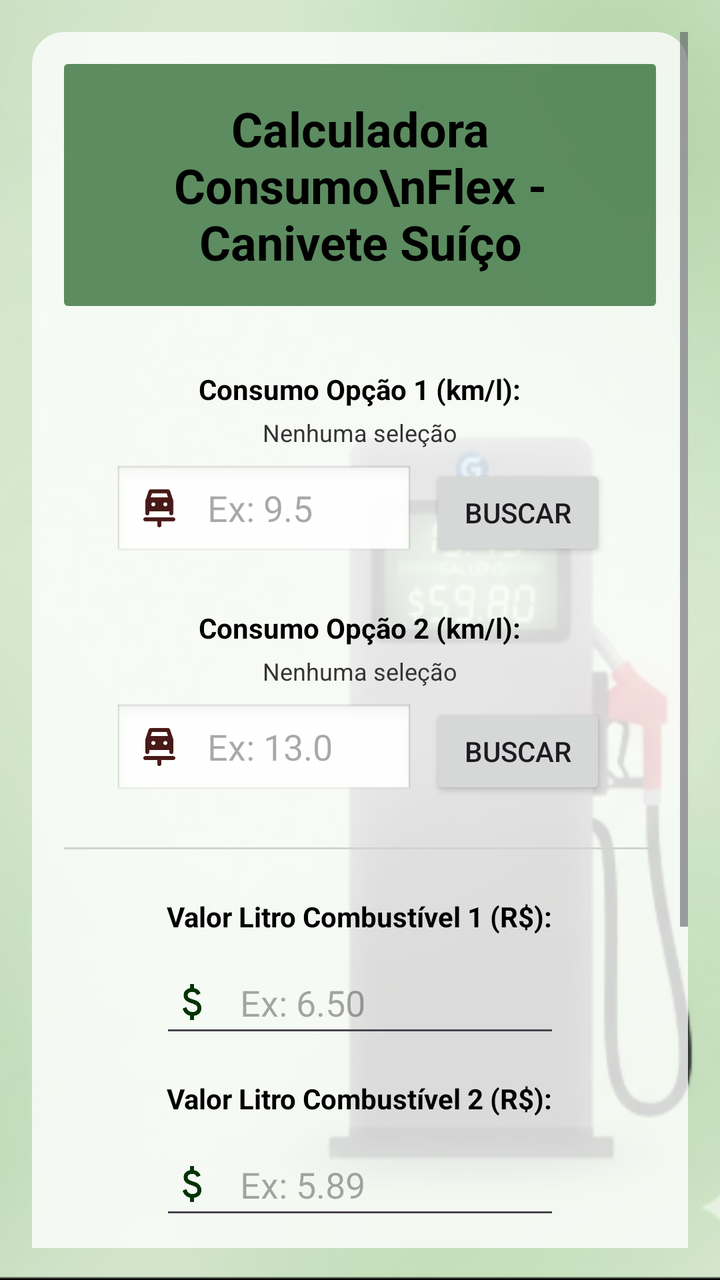
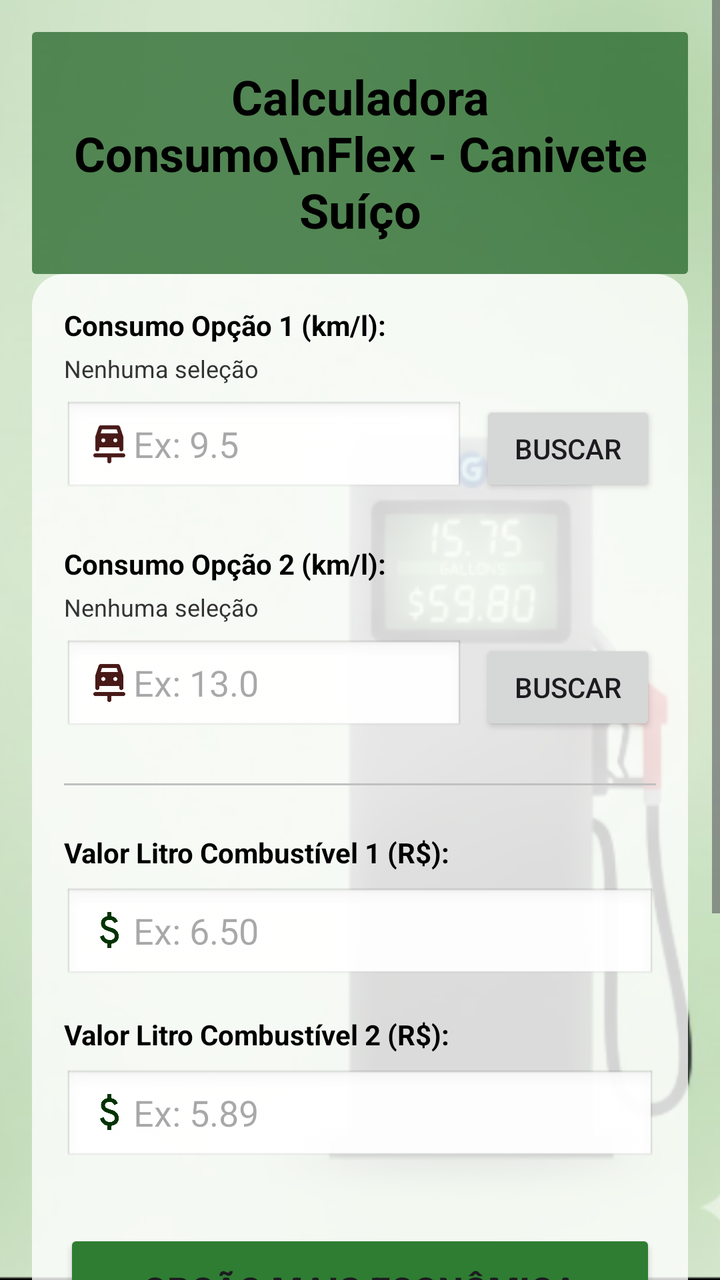

The first picture is an Android layout as it rendered before a commit; the second is the same layout after the commit. The layout source and the unified diff follow.
<!-- AndroidManifest.xml: application theme Theme.AppPostoGasolina -->
<!-- res/layout/activity_main.xml -->
<?xml version="1.0" encoding="utf-8"?>
<ScrollView xmlns:android="http://schemas.android.com/apk/res/android"
    xmlns:tools="http://schemas.android.com/tools"
    xmlns:app="http://schemas.android.com/apk/res-auto"
    android:layout_width="match_parent"
    android:layout_height="match_parent"
    android:fillViewport="true"
    android:background="@drawable/fundo"
    android:padding="16dp"
    tools:ignore="HardcodedText,Autofill,LabelFor,VisualLintButtonSize,VisualLintTextFieldSize">

    <LinearLayout
        android:layout_width="match_parent"
        android:layout_height="wrap_content"
        android:orientation="vertical"
        android:gravity="center_horizontal"
        android:background="@drawable/bg_card_translucido"
        android:padding="16dp">

        <TextView
            android:layout_width="match_parent"
            android:layout_height="wrap_content"
            android:text="Calculadora Consumo\nFlex - Canivete Suíço"
            android:textSize="24sp"
            android:textStyle="bold"
            android:gravity="center"
            android:background="@drawable/bg_black_translucido"
            android:textColor="@color/title_text_color_dark"
            android:padding="16dp"
            android:layout_marginBottom="32dp"/>

        
        <TextView
            android:layout_width="wrap_content"
            android:layout_height="wrap_content"
            android:text="Consumo Opção 1 (km/l):"
            android:textStyle="bold"
            android:textColor="@android:color/black"
            android:layout_marginBottom="4dp"/>

        <TextView
            android:id="@+id/txtResumo1"
            android:layout_width="wrap_content"
            android:layout_height="wrap_content"
            android:text="Nenhuma seleção"
            android:textSize="12sp"
            android:textColor="#333333"
            android:layout_marginBottom="8dp"/>

        <LinearLayout
            android:layout_width="wrap_content"
            android:layout_height="wrap_content"
            android:orientation="horizontal"
            android:gravity="center_vertical"
            android:layout_marginBottom="24dp">

            <EditText
                android:id="@+id/edtConsumo1"
                android:layout_width="150dp"
                android:layout_height="wrap_content"
                android:hint="Ex: 9.5"
                android:inputType="numberDecimal"
                android:drawableStart="@drawable/ic_gas"
                android:drawablePadding="12dp"
                android:background="@android:drawable/edit_text"
                android:minHeight="48dp"
                android:layout_marginEnd="8dp"/>

            <Button
                android:id="@+id/btnBuscar1"
                android:layout_width="wrap_content"
                android:layout_height="wrap_content"
                android:text="Buscar"
                android:minHeight="48dp"
                android:contentDescription="Buscar Combustível 1"/>
        </LinearLayout>

        
        <TextView
            android:layout_width="wrap_content"
            android:layout_height="wrap_content"
            android:text="Consumo Opção 2 (km/l):"
            android:textStyle="bold"
            android:textColor="@android:color/black"
            android:layout_marginBottom="4dp"/>

        <TextView
            android:id="@+id/txtResumo2"
            android:layout_width="wrap_content"
            android:layout_height="wrap_content"
            android:text="Nenhuma seleção"
            android:textSize="12sp"
            android:textColor="#333333"
            android:layout_marginBottom="8dp"/>

        <LinearLayout
            android:layout_width="wrap_content"
            android:layout_height="wrap_content"
            android:orientation="horizontal"
            android:gravity="center_vertical"
            android:layout_marginBottom="24dp">

            <EditText
                android:id="@+id/edtConsumo2"
                android:layout_width="150dp"
                android:layout_height="wrap_content"
                android:hint="Ex: 13.0"
                android:inputType="numberDecimal"
                android:drawableStart="@drawable/ic_gas"
                android:drawablePadding="12dp"
                android:background="@android:drawable/edit_text"
                android:minHeight="48dp"
                android:layout_marginEnd="8dp"/>

            <Button
                android:id="@+id/btnBuscar2"
                android:layout_width="wrap_content"
                android:layout_height="wrap_content"
                android:text="Buscar"
                android:minHeight="48dp"
                android:contentDescription="Buscar Combustível 2"/>
        </LinearLayout>

        <View
            android:layout_width="match_parent"
            android:layout_height="1dp"
            android:background="#D3D3D3"
            android:layout_marginBottom="24dp"/>

        
        <TextView
            android:layout_width="wrap_content"
            android:layout_height="wrap_content"
            android:text="Valor Litro Combustível 1 (R$):"
            android:textStyle="bold"
            android:textColor="@android:color/black"
            android:layout_marginBottom="8dp"/>

        <EditText
            android:id="@+id/edtPreco1"
            android:layout_width="200dp"
            android:layout_height="wrap_content"
            android:hint="Ex: 6.50"
            android:inputType="numberDecimal"
            android:drawableStart="@drawable/ic_money"
            android:drawablePadding="12dp"
            android:layout_marginBottom="16dp"
            android:minHeight="48dp"/>

        <TextView
            android:layout_width="wrap_content"
            android:layout_height="wrap_content"
            android:text="Valor Litro Combustível 2 (R$):"
            android:textStyle="bold"
            android:textColor="@android:color/black"
            android:layout_marginBottom="8dp"/>

        <EditText
            android:id="@+id/edtPreco2"
            android:layout_width="200dp"
            android:layout_height="wrap_content"
            android:hint="Ex: 5.89"
            android:inputType="numberDecimal"
            android:drawableStart="@drawable/ic_money"
            android:drawablePadding="12dp"
            android:minHeight="48dp"/>

        
        <Button
            android:id="@+id/btnCalcular"
            android:layout_width="match_parent"
            android:layout_height="60dp"
            android:text="Opção mais Econômica"
            android:textSize="18sp"
            android:textStyle="bold"
            android:elevation="4dp"
            android:backgroundTint="@color/primary_green"
            android:layout_marginTop="32dp"/>

        <androidx.cardview.widget.CardView
            android:layout_width="match_parent"
            android:layout_height="wrap_content"
            android:layout_marginTop="24dp"
            app:cardCornerRadius="12dp"
            app:cardElevation="6dp"
            app:cardBackgroundColor="#FFFFFF"
            app:contentPadding="16dp">

            <TextView
                android:id="@+id/txtResultado"
                android:layout_width="match_parent"
                android:layout_height="wrap_content"
                android:textSize="20sp"
                android:textStyle="bold"
                android:gravity="center"
                android:text="Resultado aparecerá aqui"
                android:textColor="#333333"/>
        </androidx.cardview.widget.CardView>

        <Button
            android:id="@+id/btnLimpar"
            android:layout_width="match_parent"
            android:layout_height="wrap_content"
            android:layout_marginTop="16dp"
            android:text="Limpar / Novo Cálculo"
            android:backgroundTint="@color/primary_green"
            android:elevation="0dp"/>

    </LinearLayout>
</ScrollView>
<!-- resources referenced by this layout -->
<resources>
  <color name="primary_green">#2E7D32</color>
  <color name="title_text_color_dark">#000000</color>
  <!-- drawable bg_black_translucido (drawable) -->
  <shape xmlns:android="http://schemas.android.com/apk/res/android">
      <solid android:color="@color/primary_green_translucid"/>
      <corners android:radius="2dp"/>
      <padding
          android:left="8dp"
          android:top="8dp"
          android:right="8dp"
          android:bottom="8dp"/>
  </shape>
  <!-- drawable bg_card_translucido (drawable) -->
  <shape xmlns:android="http://schemas.android.com/apk/res/android">
      <solid android:color="#CCFFFFFF"/>
      <corners android:radius="16dp"/>
      <padding
          android:left="16dp"
          android:top="16dp"
          android:right="16dp"
          android:bottom="16dp"/>
  </shape>
  <!-- drawable fundo: png bitmap (drawable, 97595 bytes) -->
  <!-- drawable ic_gas (drawable) -->
  <vector xmlns:android="http://schemas.android.com/apk/res/android" android:height="24dp" android:tint="#481917" android:viewportHeight="24" android:viewportWidth="24" android:width="24dp">
        
      <path android:fillColor="@android:color/white" android:pathData="M7,15v-1h10v1c0,0.55 0.45,1 1,1h0c0.55,0 1,-0.45 1,-1V8.69c0,0 -1.34,-4.03 -1.56,-4.69c-0.05,-0.16 -0.12,-0.29 -0.19,-0.4c-0.02,-0.02 -0.03,-0.04 -0.05,-0.07C16.82,3.01 16.28,3 16.28,3H7.72c0,0 -0.54,0.01 -0.92,0.54C6.78,3.56 6.77,3.58 6.75,3.6C6.68,3.71 6.61,3.84 6.56,4C6.34,4.66 5,8.69 5,8.69V15c0,0.55 0.45,1 1,1h0C6.55,16 7,15.55 7,15zM9,11.5c-0.55,0 -1,-0.45 -1,-1s0.45,-1 1,-1s1,0.45 1,1S9.55,11.5 9,11.5zM15,11.5c-0.55,0 -1,-0.45 -1,-1s0.45,-1 1,-1s1,0.45 1,1S15.55,11.5 15,11.5zM8.33,5h7.34l0.23,0.69L16.33,7H7.67L8.33,5z"/>
        
      <path android:fillColor="@android:color/white" android:pathData="M4,18.01L4,18.01C4,18.55 4.45,19 4.99,19H11v2.01c0,0.55 0.45,0.99 0.99,0.99h0.01c0.55,0 0.99,-0.45 0.99,-0.99V19h6.01c0.55,0 0.99,-0.45 0.99,-0.99v0c0,-0.55 -0.45,-0.99 -0.99,-0.99H4.99C4.45,17.01 4,17.46 4,18.01z"/>
      
  </vector>
  <!-- drawable ic_money (drawable) -->
  <vector xmlns:android="http://schemas.android.com/apk/res/android" android:height="24dp" android:tint="#023302" android:viewportHeight="960" android:viewportWidth="960" android:width="24dp">
        
      <path android:fillColor="@android:color/white" android:pathData="M441,840L441,754Q388,742 349.5,708Q311,674 293,612L367,582Q382,630 411.5,655Q441,680 489,680Q530,680 558.5,661.5Q587,643 587,604Q587,569 565,548.5Q543,528 463,502Q377,475 345,437.5Q313,400 313,346Q313,281 355,245Q397,209 441,204L441,120L521,120L521,204Q571,212 603.5,240.5Q636,269 651,310L577,342Q565,310 543,294Q521,278 483,278Q439,278 416,297.5Q393,317 393,346Q393,379 423,398Q453,417 527,438Q596,458 631.5,501.5Q667,545 667,602Q667,673 625,710Q583,747 521,756L521,840L441,840Z"/>
      
  </vector>
  <style name="Theme.AppPostoGasolina" parent="Base.Theme.AppPostoGasolina" />
  <color name="primary_green_translucid">#B21B5E20</color>
  <style name="Base.Theme.AppPostoGasolina" parent="Theme.Material3.DayNight.NoActionBar">
          <item name="colorPrimary">@color/primary_green</item>
          <item name="colorPrimaryVariant">@color/primary_green_dark</item>
          <item name="colorOnPrimary">@color/white</item>
  
          <item name="colorSecondary">@color/secondary_orange</item>
          <item name="colorOnSecondary">@color/white</item>
  
          <item name="android:colorBackground">@color/background_light</item>
      </style>
  <color name="primary_green_dark">#1B5E20</color>
  <color name="white">#FFFFFFFF</color>
  <color name="secondary_orange">#763E04</color>
  <color name="background_light">#F5F5F5</color>
</resources>

<!-- the commit's change to res/layout/activity_main.xml (unified diff, before → after) -->
@@ -1,210 +1,231 @@
 <?xml version="1.0" encoding="utf-8"?>
 <ScrollView xmlns:android="http://schemas.android.com/apk/res/android"
+    xmlns:app="http://schemas.android.com/apk/res-auto"
     xmlns:tools="http://schemas.android.com/tools"
-    xmlns:app="http://schemas.android.com/apk/res-auto"
     android:layout_width="match_parent"
     android:layout_height="match_parent"
     android:fillViewport="true"
     android:background="@drawable/fundo"
-    android:padding="16dp"
-    tools:ignore="HardcodedText,Autofill,LabelFor,VisualLintButtonSize,VisualLintTextFieldSize">
-
-    <LinearLayout
+    tools:ignore="HardcodedText">
+
+    <androidx.constraintlayout.widget.ConstraintLayout
         android:layout_width="match_parent"
         android:layout_height="wrap_content"
-        android:orientation="vertical"
-        android:gravity="center_horizontal"
-        android:background="@drawable/bg_card_translucido"
         android:padding="16dp">
 
+        
         <TextView
-            android:layout_width="match_parent"
+            android:id="@+id/txtTitulo"
+            android:layout_width="0dp"
             android:layout_height="wrap_content"
             android:text="Calculadora Consumo\nFlex - Canivete Suíço"
+            android:gravity="center"
             android:textSize="24sp"
             android:textStyle="bold"
-            android:gravity="center"
+            android:textColor="@color/title_text_color_dark"
             android:background="@drawable/bg_black_translucido"
-            android:textColor="@color/title_text_color_dark"
             android:padding="16dp"
-            android:layout_marginBottom="32dp"/>
+            app:layout_constraintTop_toTopOf="parent"
+            app:layout_constraintStart_toStartOf="parent"
+            app:layout_constraintEnd_toEndOf="parent"
+            android:layout_marginBottom="24dp"/>
 
         
-        <TextView
-            android:layout_width="wrap_content"
+        <LinearLayout
+            android:id="@+id/containerMain"
+            android:orientation="vertical"
+            android:background="@drawable/bg_card_translucido"
+            android:padding="16dp"
+            android:layout_width="0dp"
             android:layout_height="wrap_content"
-            android:text="Consumo Opção 1 (km/l):"
-            android:textStyle="bold"
-            android:textColor="@android:color/black"
-            android:layout_marginBottom="4dp"/>
-
-        <TextView
-            android:id="@+id/txtResumo1"
-            android:layout_width="wrap_content"
-            android:layout_height="wrap_content"
-            android:text="Nenhuma seleção"
-            android:textSize="12sp"
-            android:textColor="#333333"
-            android:layout_marginBottom="8dp"/>
-
-        <LinearLayout
-            android:layout_width="wrap_content"
-            android:layout_height="wrap_content"
-            android:orientation="horizontal"
-            android:gravity="center_vertical"
-            android:layout_marginBottom="24dp">
+            app:layout_constraintTop_toBottomOf="@+id/txtTitulo"
+            app:layout_constraintStart_toStartOf="parent"
+            app:layout_constraintEnd_toEndOf="parent">
+
+            
+            <TextView
+                android:layout_width="wrap_content"
+                android:layout_height="wrap_content"
+                android:text="Consumo Opção 1 (km/l):"
+                android:textStyle="bold"
+                android:textColor="@android:color/black"
+                android:layout_marginBottom="4dp"/>
+
+            <TextView
+                android:id="@+id/txtResumo1"
+                android:layout_width="wrap_content"
+                android:layout_height="wrap_content"
+                android:text="Nenhuma seleção"
+                android:textColor="#333333"
+                android:textSize="12sp"
+                android:layout_marginBottom="8dp"/>
+
+            <LinearLayout
+                android:orientation="horizontal"
+                android:gravity="center_vertical"
+                android:layout_width="match_parent"
+                android:layout_height="wrap_content"
+                android:layout_marginBottom="24dp">
+
+                <EditText
+                    android:id="@+id/edtConsumo1"
+                    android:layout_width="0dp"
+                    android:layout_height="48dp"
+                    android:layout_weight="1"
+                    android:hint="Ex: 9.5"
+                    android:inputType="numberDecimal"
+                    android:drawableStart="@drawable/ic_gas"
+                    android:background="@android:drawable/edit_text"
+                    android:layout_marginEnd="8dp"/>
+
+                <Button
+                    android:id="@+id/btnBuscar1"
+                    android:text="Buscar"
+                    android:layout_height="48dp"
+                    android:layout_width="wrap_content"/>
+            </LinearLayout>
+
+            
+            <TextView
+                android:layout_width="wrap_content"
+                android:layout_height="wrap_content"
+                android:text="Consumo Opção 2 (km/l):"
+                android:textStyle="bold"
+                android:textColor="@android:color/black"
+                android:layout_marginBottom="4dp"/>
+
+            <TextView
+                android:id="@+id/txtResumo2"
+                android:layout_width="wrap_content"
+                android:layout_height="wrap_content"
+                android:text="Nenhuma seleção"
+                android:textColor="#333333"
+                android:textSize="12sp"
+                android:layout_marginBottom="8dp"/>
+
+            <LinearLayout
+                android:orientation="horizontal"
+                android:gravity="center_vertical"
+                android:layout_width="match_parent"
+                android:layout_height="wrap_content"
+                android:layout_marginBottom="24dp">
+
+                <EditText
+                    android:id="@+id/edtConsumo2"
+                    android:layout_width="0dp"
+                    android:layout_height="48dp"
+                    android:layout_weight="1"
+                    android:hint="Ex: 13.0"
+                    android:inputType="numberDecimal"
+                    android:drawableStart="@drawable/ic_gas"
+                    android:background="@android:drawable/edit_text"
+                    android:layout_marginEnd="8dp"/>
+
+                <Button
+                    android:id="@+id/btnBuscar2"
+                    android:text="Buscar"
+                    android:layout_height="48dp"
+                    android:layout_width="wrap_content"/>
+            </LinearLayout>
+
+            
+            <View
+                android:layout_width="match_parent"
+                android:layout_height="1dp"
+                android:background="#C0C0C0"
+                android:layout_marginBottom="24dp"/>
+
+            
+            <TextView
+                android:text="Valor Litro Combustível 1 (R$):"
+                android:textStyle="bold"
+                android:textColor="@android:color/black"
+                android:layout_width="wrap_content"
+                android:layout_height="wrap_content"
+                android:layout_marginBottom="8dp"/>
 
             <EditText
-                android:id="@+id/edtConsumo1"
-                android:layout_width="150dp"
-                android:layout_height="wrap_content"
-                android:hint="Ex: 9.5"
+                android:id="@+id/edtPreco1"
+                android:layout_width="match_parent"
+                android:layout_height="48dp"
+                android:hint="Ex: 6.50"
                 android:inputType="numberDecimal"
-                android:drawableStart="@drawable/ic_gas"
-                android:drawablePadding="12dp"
+                android:drawableStart="@drawable/ic_money"
                 android:background="@android:drawable/edit_text"
-                android:minHeight="48dp"
-                android:layout_marginEnd="8dp"/>
-
+                android:layout_marginBottom="16dp"/>
+
+            
+            <TextView
+                android:text="Valor Litro Combustível 2 (R$):"
+                android:textStyle="bold"
+                android:textColor="@android:color/black"
+                android:layout_width="wrap_content"
+                android:layout_height="wrap_content"
+                android:layout_marginBottom="8dp"/>
+
+            <EditText
+                android:id="@+id/edtPreco2"
+                android:layout_width="match_parent"
+                android:layout_height="48dp"
+                android:hint="Ex: 5.89"
+                android:inputType="numberDecimal"
+                android:drawableStart="@drawable/ic_money"
+                android:background="@android:drawable/edit_text"/>
+
+            
             <Button
-                android:id="@+id/btnBuscar1"
-                android:layout_width="wrap_content"
-                android:layout_height="wrap_content"
-                android:text="Buscar"
-                android:minHeight="48dp"
-                android:contentDescription="Buscar Combustível 1"/>
+                android:id="@+id/btnCalcular"
+                android:layout_width="match_parent"
+                android:layout_height="60dp"
+                android:text="Opção mais Econômica"
+                android:textSize="18sp"
+                android:textStyle="bold"
+                android:backgroundTint="@color/primary_green"
+                android:layout_marginTop="32dp"/>
+
+            
+            <androidx.cardview.widget.CardView
+                android:layout_width="match_parent"
+                android:layout_height="wrap_content"
+                android:layout_marginTop="24dp"
+                app:cardCornerRadius="12dp"
+                app:cardElevation="6dp"
+                android:backgroundTint="#FFFFFF">
+
+                <TextView
+                    android:id="@+id/txtResultado"
+                    android:layout_width="match_parent"
+                    android:layout_height="wrap_content"
+                    android:text="Resultado aparecerá aqui"
+                    android:textSize="20sp"
+                    android:textStyle="bold"
+                    android:gravity="center"
+                    android:padding="16dp"
+                    android:textColor="#333333"/>
+            </androidx.cardview.widget.CardView>
+
+            
+            <Button
+                android:id="@+id/btnLimpar"
+                android:layout_width="match_parent"
+                android:layout_height="wrap_content"
+                android:text="Limpar / Novo Cálculo"
+                android:backgroundTint="@color/primary_green"
+                android:layout_marginTop="16dp"/>
+
+            
+            <TextView
+                android:id="@+id/txtVersao"
+                android:layout_width="wrap_content"
+                android:layout_height="wrap_content"
+                android:text="Versao AV - RZ"
+                android:textStyle="bold"
+                android:textColor="@android:color/black"
+                android:layout_marginTop="24dp"
+                android:layout_gravity="center_horizontal"/>
+
         </LinearLayout>
 
-        
-        <TextView
-            android:layout_width="wrap_content"
-            android:layout_height="wrap_content"
-            android:text="Consumo Opção 2 (km/l):"
-            android:textStyle="bold"
-            android:textColor="@android:color/black"
-            android:layout_marginBottom="4dp"/>
-
-        <TextView
-            android:id="@+id/txtResumo2"
-            android:layout_width="wrap_content"
-            android:layout_height="wrap_content"
-            android:text="Nenhuma seleção"
-            android:textSize="12sp"
-            android:textColor="#333333"
-            android:layout_marginBottom="8dp"/>
-
-        <LinearLayout
-            android:layout_width="wrap_content"
-            android:layout_height="wrap_content"
-            android:orientation="horizontal"
-            android:gravity="center_vertical"
-            android:layout_marginBottom="24dp">
-
-            <EditText
-                android:id="@+id/edtConsumo2"
-                android:layout_width="150dp"
-                android:layout_height="wrap_content"
-                android:hint="Ex: 13.0"
-                android:inputType="numberDecimal"
-                android:drawableStart="@drawable/ic_gas"
-                android:drawablePadding="12dp"
-                android:background="@android:drawable/edit_text"
-                android:minHeight="48dp"
-                android:layout_marginEnd="8dp"/>
-
-            <Button
-                android:id="@+id/btnBuscar2"
-                android:layout_width="wrap_content"
-                android:layout_height="wrap_content"
-                android:text="Buscar"
-                android:minHeight="48dp"
-                android:contentDescription="Buscar Combustível 2"/>
-        </LinearLayout>
-
-        <View
-            android:layout_width="match_parent"
-            android:layout_height="1dp"
-            android:background="#D3D3D3"
-            android:layout_marginBottom="24dp"/>
-
-        
-        <TextView
-            android:layout_width="wrap_content"
-            android:layout_height="wrap_content"
-            android:text="Valor Litro Combustível 1 (R$):"
-            android:textStyle="bold"
-            android:textColor="@android:color/black"
-            android:layout_marginBottom="8dp"/>
-
-        <EditText
-            android:id="@+id/edtPreco1"
-            android:layout_width="200dp"
-            android:layout_height="wrap_content"
-            android:hint="Ex: 6.50"
-            android:inputType="numberDecimal"
-            android:drawableStart="@drawable/ic_money"
-            android:drawablePadding="12dp"
-            android:layout_marginBottom="16dp"
-            android:minHeight="48dp"/>
-
-        <TextView
-            android:layout_width="wrap_content"
-            android:layout_height="wrap_content"
-            android:text="Valor Litro Combustível 2 (R$):"
-            android:textStyle="bold"
-            android:textColor="@android:color/black"
-            android:layout_marginBottom="8dp"/>
-
-        <EditText
-            android:id="@+id/edtPreco2"
-            android:layout_width="200dp"
-            android:layout_height="wrap_content"
-            android:hint="Ex: 5.89"
-            android:inputType="numberDecimal"
-            android:drawableStart="@drawable/ic_money"
-            android:drawablePadding="12dp"
-            android:minHeight="48dp"/>
-
-        
-        <Button
-            android:id="@+id/btnCalcular"
-            android:layout_width="match_parent"
-            android:layout_height="60dp"
-            android:text="Opção mais Econômica"
-            android:textSize="18sp"
-            android:textStyle="bold"
-            android:elevation="4dp"
-            android:backgroundTint="@color/primary_green"
-            android:layout_marginTop="32dp"/>
-
-        <androidx.cardview.widget.CardView
-            android:layout_width="match_parent"
-            android:layout_height="wrap_content"
-            android:layout_marginTop="24dp"
-            app:cardCornerRadius="12dp"
-            app:cardElevation="6dp"
-            app:cardBackgroundColor="#FFFFFF"
-            app:contentPadding="16dp">
-
-            <TextView
-                android:id="@+id/txtResultado"
-                android:layout_width="match_parent"
-                android:layout_height="wrap_content"
-                android:textSize="20sp"
-                android:textStyle="bold"
-                android:gravity="center"
-                android:text="Resultado aparecerá aqui"
-                android:textColor="#333333"/>
-        </androidx.cardview.widget.CardView>
-
-        <Button
-            android:id="@+id/btnLimpar"
-            android:layout_width="match_parent"
-            android:layout_height="wrap_content"
-            android:layout_marginTop="16dp"
-            android:text="Limpar / Novo Cálculo"
-            android:backgroundTint="@color/primary_green"
-            android:elevation="0dp"/>
-
-    </LinearLayout>
+    </androidx.constraintlayout.widget.ConstraintLayout>
+
 </ScrollView>
